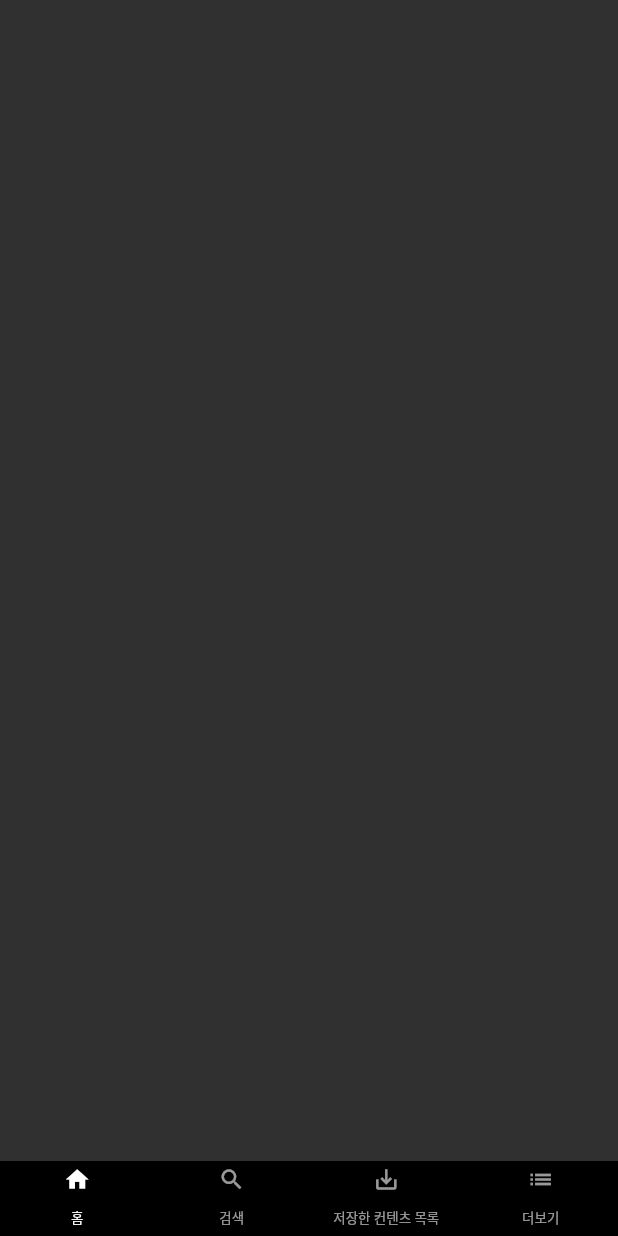
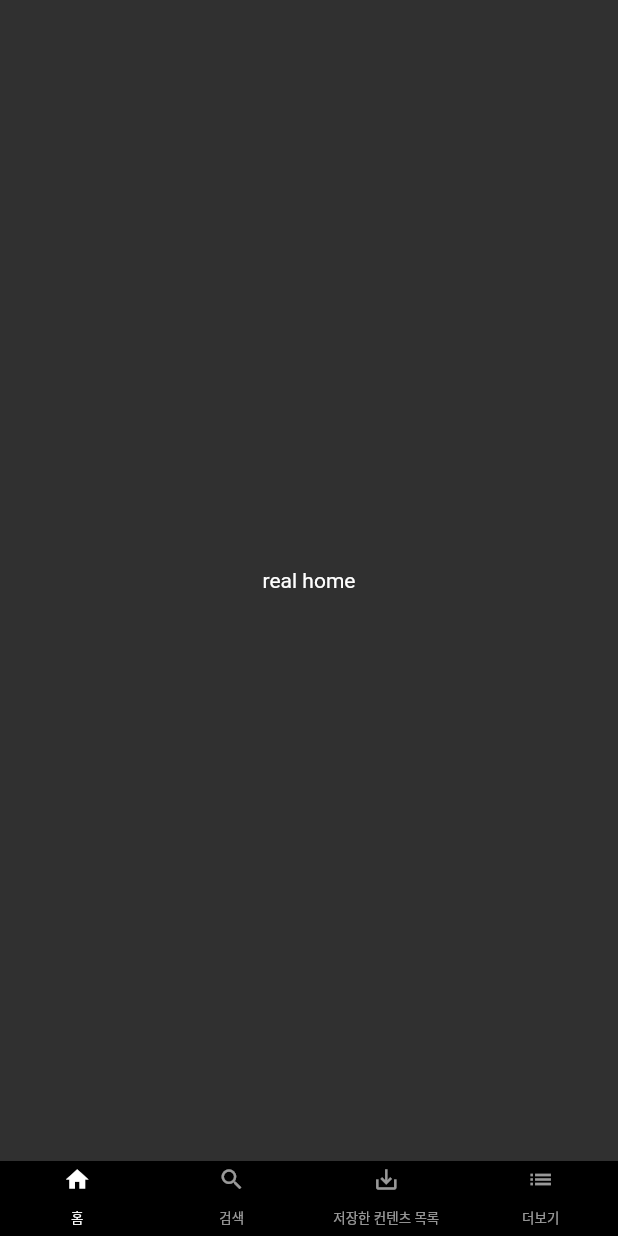
Before and after one commit to junghongseop/clone_netflix, a Flutter app: the screen it shows after launch, on a phone screen of 412 x 824 dp. Run offline on Flutter 3.47's test engine with Material 2 defaults, Android fonts, the phone set to English and light mode, and no system bars.

Commit message:
FIX :: 홈화면 만들기

```diff
--- a/lib/main.dart
+++ b/lib/main.dart
@@ -1,3 +1,4 @@
+import 'package:clone_netflix/screen/home_screen.dart';
 import 'package:clone_netflix/widget/bottom_bar.dart';
 import 'package:flutter/material.dart';
 
@@ -22,12 +23,24 @@ class _MyAppState extends State<MyApp> {
         length: 4,
         child: Scaffold(
           body: TabBarView(
-            physics: NeverScrollableScrollPhysics(),
+            physics: const NeverScrollableScrollPhysics(),
             children: <Widget>[
-              Container(),
-              Container(),
-              Container(),
-              Container(),
+              HomeScreen(),
+              Container(
+                child: const Center(
+                  child: Text('search'),
+                ),
+              ),
+              Container(
+                child: const Center(
+                  child: Text('save'),
+                ),
+              ),
+              Container(
+                child: const Center(
+                  child: Text('more'),
+                ),
+              ),
             ],
           ),
           bottomNavigationBar: Bottom(),
--- /dev/null
+++ b/lib/screen/home_screen.dart
@@ -0,0 +1,37 @@
+import 'package:flutter/material.dart';
+
+class HomeScreen extends StatefulWidget {
+  _HomeScreenState createState() => _HomeScreenState();
+}
+
+class _HomeScreenState extends State<HomeScreen> {
+  @override
+  void initState(){
+    super.initState();
+  }
+
+  @override
+  Widget build(BuildContext context){
+    return Container(
+      child: const Center(
+        child: Text('real home'),
+      ),
+    );
+  }
+}
+
+class TopBar extends StatelessWidget {
+  @override
+  Widget build(BuildContext context) {
+    return Container(
+      padding: EdgeInsets.fromLTRB(20, 7, 20, 7),
+      child: Row(
+        children: <Widget>[
+          'images/netflix_logo.png',
+          fit: BoxFit.contain,
+          height: 25
+        ],
+      ),
+    );
+  }
+}
--- a/pubspec.yaml
+++ b/pubspec.yaml
@@ -59,9 +59,8 @@ flutter:
   uses-material-design: true
 
   # To add assets to your application, add an assets section, like this:
-  # assets:
-  #   - images/a_dot_burr.jpeg
-  #   - images/a_dot_ham.jpeg
+  assets:
+     - images/netflix_logo.png
 
   # An image asset can refer to one or more resolution-specific "variants", see
   # https://flutter.dev/assets-and-images/#resolution-aware
```
Also changed, not shown: images/netflix_logo.png (added).
